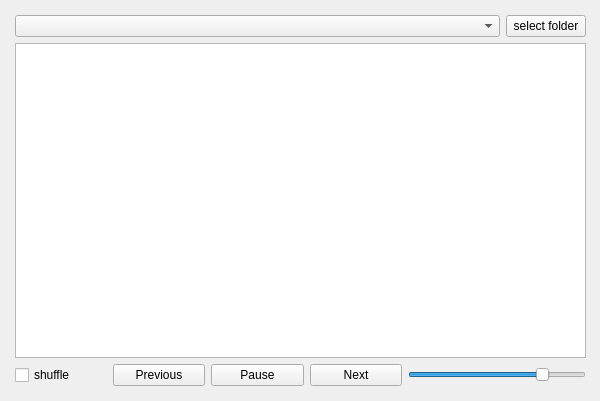
This is LWMP/lwmp.ui in bjomar/LWMP as Qt 5 draws it before an edit. The edited form follows.
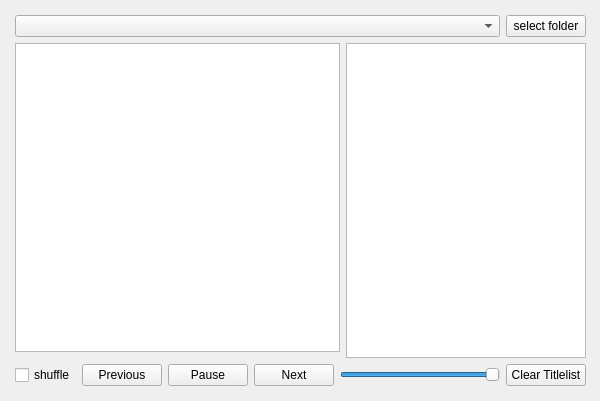
This is the edited form.

Diff of the .ui file:
```diff
--- a/LWMP/lwmp.ui
+++ b/LWMP/lwmp.ui
@@ -25,7 +25,7 @@
      <height>381</height>
     </rect>
    </property>
-   <layout class="QGridLayout" name="gridLayout" columnstretch="0,0,0,0,0,0">
+   <layout class="QGridLayout" name="gridLayout" columnstretch="0,0,0,0,0,0,0">
     <property name="leftMargin">
      <number>5</number>
     </property>
@@ -38,7 +38,61 @@
     <property name="bottomMargin">
      <number>5</number>
     </property>
-    <item row="0" column="5">
+    <item row="1" column="5" rowspan="2" colspan="2">
+     <widget class="QListWidget" name="m_lwTitleList">
+      <property name="mouseTracking">
+       <bool>false</bool>
+      </property>
+      <property name="frameShadow">
+       <enum>QFrame::Sunken</enum>
+      </property>
+      <property name="showDropIndicator" stdset="0">
+       <bool>true</bool>
+      </property>
+      <property name="dragEnabled">
+       <bool>false</bool>
+      </property>
+      <property name="dragDropMode">
+       <enum>QAbstractItemView::NoDragDrop</enum>
+      </property>
+      <property name="defaultDropAction">
+       <enum>Qt::CopyAction</enum>
+      </property>
+      <property name="selectionMode">
+       <enum>QAbstractItemView::ExtendedSelection</enum>
+      </property>
+      <property name="movement">
+       <enum>QListView::Static</enum>
+      </property>
+      <property name="wordWrap">
+       <bool>false</bool>
+      </property>
+     </widget>
+    </item>
+    <item row="0" column="0" colspan="6">
+     <widget class="QComboBox" name="m_cbFolderList">
+      <property name="sizePolicy">
+       <sizepolicy hsizetype="Preferred" vsizetype="Fixed">
+        <horstretch>0</horstretch>
+        <verstretch>0</verstretch>
+       </sizepolicy>
+      </property>
+     </widget>
+    </item>
+    <item row="3" column="0">
+     <widget class="QCheckBox" name="m_cbShuffle">
+      <property name="sizePolicy">
+       <sizepolicy hsizetype="Minimum" vsizetype="Fixed">
+        <horstretch>0</horstretch>
+        <verstretch>0</verstretch>
+       </sizepolicy>
+      </property>
+      <property name="text">
+       <string>shuffle</string>
+      </property>
+     </widget>
+    </item>
+    <item row="0" column="6">
      <widget class="QPushButton" name="m_btnSelectFolder">
       <property name="sizePolicy">
        <sizepolicy hsizetype="Fixed" vsizetype="Fixed">
@@ -57,6 +111,19 @@
       </property>
      </widget>
     </item>
+    <item row="3" column="1">
+     <widget class="QPushButton" name="m_btnPrevious">
+      <property name="sizePolicy">
+       <sizepolicy hsizetype="Preferred" vsizetype="Fixed">
+        <horstretch>0</horstretch>
+        <verstretch>0</verstretch>
+       </sizepolicy>
+      </property>
+      <property name="text">
+       <string>Previous</string>
+      </property>
+     </widget>
+    </item>
     <item row="3" column="2">
      <widget class="QPushButton" name="m_btnStartStopResume">
       <property name="sizePolicy">
@@ -83,26 +150,16 @@
       </property>
      </widget>
     </item>
-    <item row="3" column="1">
-     <widget class="QPushButton" name="m_btnPrevious">
+    <item row="3" column="6">
+     <widget class="QPushButton" name="m_btnClearTitleList">
       <property name="sizePolicy">
-       <sizepolicy hsizetype="Preferred" vsizetype="Fixed">
+       <sizepolicy hsizetype="Minimum" vsizetype="Fixed">
         <horstretch>0</horstretch>
         <verstretch>0</verstretch>
        </sizepolicy>
       </property>
       <property name="text">
-       <string>Previous</string>
-      </property>
-     </widget>
-    </item>
-    <item row="0" column="0" colspan="5">
-     <widget class="QComboBox" name="m_cbFolderList">
-      <property name="sizePolicy">
-       <sizepolicy hsizetype="Preferred" vsizetype="Fixed">
-        <horstretch>0</horstretch>
-        <verstretch>0</verstretch>
-       </sizepolicy>
+       <string>Clear Titlelist</string>
       </property>
      </widget>
     </item>
@@ -121,7 +178,7 @@
        <number>10</number>
       </property>
       <property name="maximum">
-       <number>128</number>
+       <number>100</number>
       </property>
       <property name="singleStep">
        <number>1</number>
@@ -134,22 +191,31 @@
       </property>
      </widget>
     </item>
-    <item row="3" column="0">
-     <widget class="QCheckBox" name="m_cbShuffle">
-      <property name="sizePolicy">
-       <sizepolicy hsizetype="Minimum" vsizetype="Fixed">
-        <horstretch>0</horstretch>
-        <verstretch>0</verstretch>
-       </sizepolicy>
+    <item row="1" column="0" colspan="5">
+     <widget class="QListWidget" name="m_lwPlaylist">
+      <property name="mouseTracking">
+       <bool>false</bool>
       </property>
-      <property name="text">
-       <string>shuffle</string>
+      <property name="showDropIndicator" stdset="0">
+       <bool>true</bool>
+      </property>
+      <property name="dragEnabled">
+       <bool>false</bool>
+      </property>
+      <property name="dragDropMode">
+       <enum>QAbstractItemView::NoDragDrop</enum>
+      </property>
+      <property name="defaultDropAction">
+       <enum>Qt::CopyAction</enum>
+      </property>
+      <property name="movement">
+       <enum>QListView::Static</enum>
+      </property>
+      <property name="wordWrap">
+       <bool>false</bool>
       </property>
      </widget>
     </item>
-    <item row="1" column="0" rowspan="2" colspan="6">
-     <widget class="QListWidget" name="m_lwTitleList"/>
-    </item>
    </layout>
   </widget>
  </widget>
```
